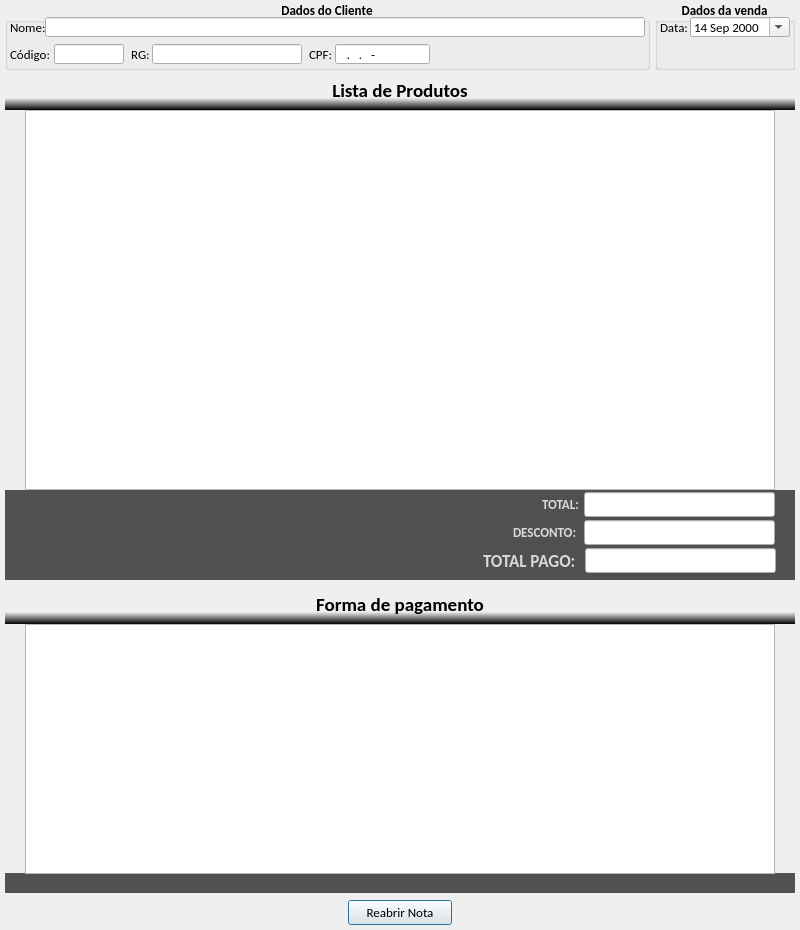
Above: loja/tela_nota_venda.ui from jmessias1725/sexloja before the change. Below: the same form after it.
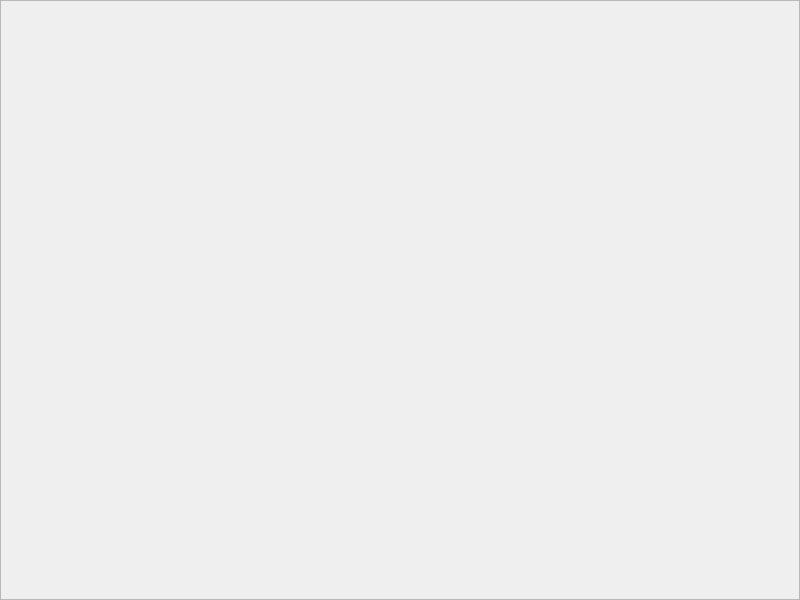
That is the form after the change. Icons and pictures are not drawn.

Diff of the .ui file:
```diff
--- a/loja/tela_nota_venda.ui
+++ b/loja/tela_nota_venda.ui
@@ -7,890 +7,34 @@
     <x>0</x>
     <y>0</y>
     <width>800</width>
-    <height>930</height>
+    <height>600</height>
    </rect>
   </property>
   <property name="windowTitle">
    <string>Nota de venda;</string>
   </property>
-  <widget class="QTableWidget" name="tw_lista_produtos">
+  <widget class="QScrollArea" name="scrollArea">
    <property name="geometry">
     <rect>
-     <x>25</x>
-     <y>110</y>
-     <width>750</width>
-     <height>380</height>
+     <x>0</x>
+     <y>0</y>
+     <width>800</width>
+     <height>600</height>
     </rect>
    </property>
-   <property name="font">
-    <font>
-     <family>Calibri</family>
-     <pointsize>9</pointsize>
-    </font>
-   </property>
-   <property name="alternatingRowColors">
-    <bool>true</bool>
-   </property>
-   <property name="rowCount">
-    <number>0</number>
-   </property>
-   <property name="columnCount">
-    <number>0</number>
-   </property>
-   <attribute name="horizontalHeaderDefaultSectionSize">
-    <number>360</number>
-   </attribute>
-   <attribute name="horizontalHeaderHighlightSections">
-    <bool>true</bool>
-   </attribute>
-   <attribute name="horizontalHeaderMinimumSectionSize">
-    <number>95</number>
-   </attribute>
-   <attribute name="horizontalHeaderStretchLastSection">
-    <bool>true</bool>
-   </attribute>
-   <attribute name="verticalHeaderVisible">
+   <property name="widgetResizable">
     <bool>false</bool>
-   </attribute>
-   <attribute name="verticalHeaderDefaultSectionSize">
-    <number>20</number>
-   </attribute>
-   <attribute name="verticalHeaderMinimumSectionSize">
-    <number>20</number>
-   </attribute>
-  </widget>
-  <widget class="QFrame" name="frame">
-   <property name="geometry">
-    <rect>
-     <x>5</x>
-     <y>490</y>
-     <width>790</width>
-     <height>90</height>
-    </rect>
    </property>
-   <property name="styleSheet">
-    <string notr="true">QFrame{
-	background-color: #505050;
-	border: none;
-}</string>
-   </property>
-   <property name="frameShape">
-    <enum>QFrame::StyledPanel</enum>
-   </property>
-   <property name="frameShadow">
-    <enum>QFrame::Raised</enum>
-   </property>
-   <widget class="QLineEdit" name="le_total">
+   <widget class="QWidget" name="scrollAreaWidgetContents_3">
     <property name="geometry">
      <rect>
-      <x>579</x>
-      <y>2</y>
-      <width>191</width>
-      <height>25</height>
+      <x>0</x>
+      <y>0</y>
+      <width>798</width>
+      <height>598</height>
      </rect>
     </property>
-    <property name="font">
-     <font>
-      <family>Calibri</family>
-      <pointsize>12</pointsize>
-      <weight>50</weight>
-      <bold>false</bold>
-     </font>
-    </property>
-    <property name="styleSheet">
-     <string notr="true"/>
-    </property>
-    <property name="text">
-     <string/>
-    </property>
-    <property name="alignment">
-     <set>Qt::AlignRight|Qt::AlignTrailing|Qt::AlignVCenter</set>
-    </property>
-    <property name="readOnly">
-     <bool>true</bool>
-    </property>
    </widget>
-   <widget class="QLabel" name="lb_total">
-    <property name="geometry">
-     <rect>
-      <x>537</x>
-      <y>2</y>
-      <width>40</width>
-      <height>25</height>
-     </rect>
-    </property>
-    <property name="font">
-     <font>
-      <family>Calibri</family>
-      <pointsize>10</pointsize>
-      <weight>75</weight>
-      <bold>true</bold>
-     </font>
-    </property>
-    <property name="styleSheet">
-     <string notr="true">color: rgb(217, 217, 217);</string>
-    </property>
-    <property name="text">
-     <string>TOTAL:</string>
-    </property>
-   </widget>
-   <widget class="QLineEdit" name="le_desconto">
-    <property name="geometry">
-     <rect>
-      <x>579</x>
-      <y>30</y>
-      <width>191</width>
-      <height>25</height>
-     </rect>
-    </property>
-    <property name="font">
-     <font>
-      <family>Calibri</family>
-      <pointsize>12</pointsize>
-      <weight>50</weight>
-      <bold>false</bold>
-     </font>
-    </property>
-    <property name="styleSheet">
-     <string notr="true">color: rgb(0, 0, 255);</string>
-    </property>
-    <property name="inputMask">
-     <string/>
-    </property>
-    <property name="text">
-     <string/>
-    </property>
-    <property name="alignment">
-     <set>Qt::AlignRight|Qt::AlignTrailing|Qt::AlignVCenter</set>
-    </property>
-    <property name="readOnly">
-     <bool>false</bool>
-    </property>
-   </widget>
-   <widget class="QLabel" name="lb_total_2">
-    <property name="geometry">
-     <rect>
-      <x>508</x>
-      <y>30</y>
-      <width>69</width>
-      <height>25</height>
-     </rect>
-    </property>
-    <property name="font">
-     <font>
-      <family>Calibri</family>
-      <pointsize>10</pointsize>
-      <weight>75</weight>
-      <bold>true</bold>
-     </font>
-    </property>
-    <property name="styleSheet">
-     <string notr="true">color: rgb(217, 217, 217);</string>
-    </property>
-    <property name="text">
-     <string>DESCONTO:</string>
-    </property>
-   </widget>
-   <widget class="QLabel" name="lb_total_3">
-    <property name="geometry">
-     <rect>
-      <x>478</x>
-      <y>58</y>
-      <width>99</width>
-      <height>25</height>
-     </rect>
-    </property>
-    <property name="font">
-     <font>
-      <family>Calibri</family>
-      <pointsize>13</pointsize>
-      <weight>75</weight>
-      <bold>true</bold>
-     </font>
-    </property>
-    <property name="styleSheet">
-     <string notr="true">color: rgb(217, 217, 217);</string>
-    </property>
-    <property name="text">
-     <string>TOTAL PAGO:</string>
-    </property>
-   </widget>
-   <widget class="QLineEdit" name="le_total_a_pagar">
-    <property name="geometry">
-     <rect>
-      <x>580</x>
-      <y>58</y>
-      <width>191</width>
-      <height>25</height>
-     </rect>
-    </property>
-    <property name="font">
-     <font>
-      <family>Calibri</family>
-      <pointsize>15</pointsize>
-      <weight>50</weight>
-      <bold>false</bold>
-     </font>
-    </property>
-    <property name="styleSheet">
-     <string notr="true">color: rgb(255, 0, 0);</string>
-    </property>
-    <property name="text">
-     <string/>
-    </property>
-    <property name="alignment">
-     <set>Qt::AlignRight|Qt::AlignTrailing|Qt::AlignVCenter</set>
-    </property>
-    <property name="readOnly">
-     <bool>true</bool>
-    </property>
-   </widget>
-  </widget>
-  <widget class="QGroupBox" name="gb_dados_venda">
-   <property name="geometry">
-    <rect>
-     <x>655</x>
-     <y>0</y>
-     <width>140</width>
-     <height>70</height>
-    </rect>
-   </property>
-   <property name="font">
-    <font>
-     <family>Calibri</family>
-     <pointsize>10</pointsize>
-     <weight>75</weight>
-     <bold>true</bold>
-    </font>
-   </property>
-   <property name="title">
-    <string>Dados da venda</string>
-   </property>
-   <property name="alignment">
-    <set>Qt::AlignCenter</set>
-   </property>
-   <widget class="QDateEdit" name="data">
-    <property name="geometry">
-     <rect>
-      <x>35</x>
-      <y>17</y>
-      <width>100</width>
-      <height>20</height>
-     </rect>
-    </property>
-    <property name="font">
-     <font>
-      <weight>50</weight>
-      <bold>false</bold>
-     </font>
-    </property>
-    <property name="frame">
-     <bool>true</bool>
-    </property>
-    <property name="alignment">
-     <set>Qt::AlignLeading|Qt::AlignLeft|Qt::AlignVCenter</set>
-    </property>
-    <property name="readOnly">
-     <bool>false</bool>
-    </property>
-    <property name="buttonSymbols">
-     <enum>QAbstractSpinBox::UpDownArrows</enum>
-    </property>
-    <property name="accelerated">
-     <bool>false</bool>
-    </property>
-    <property name="keyboardTracking">
-     <bool>true</bool>
-    </property>
-    <property name="maximumDateTime">
-     <datetime>
-      <hour>23</hour>
-      <minute>59</minute>
-      <second>59</second>
-      <year>3000</year>
-      <month>12</month>
-      <day>31</day>
-     </datetime>
-    </property>
-    <property name="minimumDateTime">
-     <datetime>
-      <hour>0</hour>
-      <minute>0</minute>
-      <second>0</second>
-      <year>2000</year>
-      <month>9</month>
-      <day>14</day>
-     </datetime>
-    </property>
-    <property name="calendarPopup">
-     <bool>true</bool>
-    </property>
-    <property name="timeSpec">
-     <enum>Qt::LocalTime</enum>
-    </property>
-   </widget>
-   <widget class="QLabel" name="lb_data">
-    <property name="geometry">
-     <rect>
-      <x>5</x>
-      <y>17</y>
-      <width>30</width>
-      <height>20</height>
-     </rect>
-    </property>
-    <property name="font">
-     <font>
-      <weight>50</weight>
-      <bold>false</bold>
-     </font>
-    </property>
-    <property name="text">
-     <string>Data:</string>
-    </property>
-   </widget>
-  </widget>
-  <widget class="QLabel" name="lb_lista_de_produtos">
-   <property name="geometry">
-    <rect>
-     <x>5</x>
-     <y>70</y>
-     <width>790</width>
-     <height>40</height>
-    </rect>
-   </property>
-   <property name="font">
-    <font>
-     <family>Calibri</family>
-     <pointsize>14</pointsize>
-     <weight>75</weight>
-     <bold>true</bold>
-    </font>
-   </property>
-   <property name="styleSheet">
-    <string notr="true">QFrame{	
-	background-color: qlineargradient(spread:pad, x1:1, y1:1, x2:1, y2:0, stop:0 rgba(0, 0, 0, 255), stop:0.3 rgba(255, 255, 255, 0));
-	border: none;
-	color:#000000
-}
-</string>
-   </property>
-   <property name="text">
-    <string>Lista de Produtos</string>
-   </property>
-   <property name="alignment">
-    <set>Qt::AlignCenter</set>
-   </property>
-  </widget>
-  <widget class="QFrame" name="frame_6">
-   <property name="geometry">
-    <rect>
-     <x>5</x>
-     <y>110</y>
-     <width>20</width>
-     <height>380</height>
-    </rect>
-   </property>
-   <property name="styleSheet">
-    <string notr="true">QFrame{
-	background-color: qlineargradient(x1:0, y1:1, x0:1, y0:0,
-                                       stop:0.3 #505050, stop:0.6 #000000);
-	border: none;
-}
-
-QToolButton{
-	color:#FFFFFF
-}</string>
-   </property>
-   <property name="frameShape">
-    <enum>QFrame::StyledPanel</enum>
-   </property>
-   <property name="frameShadow">
-    <enum>QFrame::Raised</enum>
-   </property>
-  </widget>
-  <widget class="QGroupBox" name="gb_dados_cliente">
-   <property name="geometry">
-    <rect>
-     <x>5</x>
-     <y>0</y>
-     <width>645</width>
-     <height>70</height>
-    </rect>
-   </property>
-   <property name="font">
-    <font>
-     <family>Calibri</family>
-     <pointsize>10</pointsize>
-     <weight>75</weight>
-     <bold>true</bold>
-     <strikeout>false</strikeout>
-     <kerning>false</kerning>
-    </font>
-   </property>
-   <property name="title">
-    <string>Dados do Cliente</string>
-   </property>
-   <property name="alignment">
-    <set>Qt::AlignCenter</set>
-   </property>
-   <widget class="QLineEdit" name="le_nome">
-    <property name="geometry">
-     <rect>
-      <x>40</x>
-      <y>17</y>
-      <width>600</width>
-      <height>20</height>
-     </rect>
-    </property>
-    <property name="sizePolicy">
-     <sizepolicy hsizetype="Fixed" vsizetype="Fixed">
-      <horstretch>0</horstretch>
-      <verstretch>0</verstretch>
-     </sizepolicy>
-    </property>
-    <property name="minimumSize">
-     <size>
-      <width>410</width>
-      <height>20</height>
-     </size>
-    </property>
-    <property name="font">
-     <font>
-      <family>Calibri</family>
-      <pointsize>10</pointsize>
-      <weight>50</weight>
-      <bold>false</bold>
-      <kerning>false</kerning>
-     </font>
-    </property>
-    <property name="text">
-     <string/>
-    </property>
-    <property name="maxLength">
-     <number>60</number>
-    </property>
-    <property name="readOnly">
-     <bool>true</bool>
-    </property>
-   </widget>
-   <widget class="QLineEdit" name="le_cpf">
-    <property name="geometry">
-     <rect>
-      <x>330</x>
-      <y>44</y>
-      <width>95</width>
-      <height>20</height>
-     </rect>
-    </property>
-    <property name="sizePolicy">
-     <sizepolicy hsizetype="Fixed" vsizetype="Fixed">
-      <horstretch>0</horstretch>
-      <verstretch>0</verstretch>
-     </sizepolicy>
-    </property>
-    <property name="minimumSize">
-     <size>
-      <width>95</width>
-      <height>20</height>
-     </size>
-    </property>
-    <property name="maximumSize">
-     <size>
-      <width>95</width>
-      <height>20</height>
-     </size>
-    </property>
-    <property name="font">
-     <font>
-      <family>Calibri</family>
-      <pointsize>10</pointsize>
-      <weight>50</weight>
-      <bold>false</bold>
-      <kerning>false</kerning>
-     </font>
-    </property>
-    <property name="inputMask">
-     <string>000.000.000-00; </string>
-    </property>
-    <property name="text">
-     <string>..-</string>
-    </property>
-    <property name="maxLength">
-     <number>14</number>
-    </property>
-    <property name="readOnly">
-     <bool>true</bool>
-    </property>
-   </widget>
-   <widget class="QLabel" name="lb_nome">
-    <property name="geometry">
-     <rect>
-      <x>5</x>
-      <y>17</y>
-      <width>35</width>
-      <height>20</height>
-     </rect>
-    </property>
-    <property name="maximumSize">
-     <size>
-      <width>40</width>
-      <height>20</height>
-     </size>
-    </property>
-    <property name="font">
-     <font>
-      <family>Calibri</family>
-      <pointsize>10</pointsize>
-      <weight>50</weight>
-      <bold>false</bold>
-      <kerning>false</kerning>
-     </font>
-    </property>
-    <property name="text">
-     <string>Nome:</string>
-    </property>
-   </widget>
-   <widget class="QLabel" name="lb_rg">
-    <property name="geometry">
-     <rect>
-      <x>126</x>
-      <y>44</y>
-      <width>20</width>
-      <height>20</height>
-     </rect>
-    </property>
-    <property name="font">
-     <font>
-      <family>Calibri</family>
-      <pointsize>10</pointsize>
-      <weight>50</weight>
-      <bold>false</bold>
-      <kerning>false</kerning>
-     </font>
-    </property>
-    <property name="text">
-     <string>RG:</string>
-    </property>
-   </widget>
-   <widget class="QLabel" name="lb_cpf">
-    <property name="geometry">
-     <rect>
-      <x>304</x>
-      <y>44</y>
-      <width>26</width>
-      <height>20</height>
-     </rect>
-    </property>
-    <property name="font">
-     <font>
-      <family>Calibri</family>
-      <pointsize>10</pointsize>
-      <weight>50</weight>
-      <bold>false</bold>
-      <kerning>false</kerning>
-     </font>
-    </property>
-    <property name="text">
-     <string>CPF:</string>
-    </property>
-   </widget>
-   <widget class="QLineEdit" name="le_rg">
-    <property name="geometry">
-     <rect>
-      <x>147</x>
-      <y>44</y>
-      <width>150</width>
-      <height>20</height>
-     </rect>
-    </property>
-    <property name="minimumSize">
-     <size>
-      <width>120</width>
-      <height>20</height>
-     </size>
-    </property>
-    <property name="maximumSize">
-     <size>
-      <width>200</width>
-      <height>20</height>
-     </size>
-    </property>
-    <property name="font">
-     <font>
-      <family>Calibri</family>
-      <pointsize>10</pointsize>
-      <weight>50</weight>
-      <bold>false</bold>
-      <kerning>false</kerning>
-     </font>
-    </property>
-    <property name="inputMask">
-     <string>00000000000000000000; </string>
-    </property>
-    <property name="text">
-     <string/>
-    </property>
-    <property name="maxLength">
-     <number>20</number>
-    </property>
-    <property name="cursorPosition">
-     <number>20</number>
-    </property>
-    <property name="readOnly">
-     <bool>true</bool>
-    </property>
-   </widget>
-   <widget class="QLineEdit" name="le_codigo">
-    <property name="geometry">
-     <rect>
-      <x>49</x>
-      <y>44</y>
-      <width>70</width>
-      <height>20</height>
-     </rect>
-    </property>
-    <property name="font">
-     <font>
-      <weight>50</weight>
-      <bold>false</bold>
-     </font>
-    </property>
-    <property name="inputMask">
-     <string>000000000; </string>
-    </property>
-    <property name="text">
-     <string/>
-    </property>
-    <property name="cursorPosition">
-     <number>9</number>
-    </property>
-    <property name="readOnly">
-     <bool>true</bool>
-    </property>
-   </widget>
-   <widget class="QLabel" name="lb_codigo">
-    <property name="geometry">
-     <rect>
-      <x>5</x>
-      <y>44</y>
-      <width>42</width>
-      <height>20</height>
-     </rect>
-    </property>
-    <property name="font">
-     <font>
-      <weight>50</weight>
-      <bold>false</bold>
-     </font>
-    </property>
-    <property name="text">
-     <string>Código:</string>
-    </property>
-   </widget>
-  </widget>
-  <widget class="QPushButton" name="btn_confirmar">
-   <property name="geometry">
-    <rect>
-     <x>348</x>
-     <y>900</y>
-     <width>104</width>
-     <height>25</height>
-    </rect>
-   </property>
-   <property name="font">
-    <font>
-     <family>Calibri</family>
-     <pointsize>10</pointsize>
-    </font>
-   </property>
-   <property name="text">
-    <string>Reabrir Nota</string>
-   </property>
-   <property name="icon">
-    <iconset resource="imagens.qrc">
-     <normaloff>:/img/img/abrir.png</normaloff>:/img/img/abrir.png</iconset>
-   </property>
-   <property name="iconSize">
-    <size>
-     <width>20</width>
-     <height>20</height>
-    </size>
-   </property>
-  </widget>
-  <widget class="QFrame" name="frame_3">
-   <property name="geometry">
-    <rect>
-     <x>775</x>
-     <y>110</y>
-     <width>20</width>
-     <height>380</height>
-    </rect>
-   </property>
-   <property name="styleSheet">
-    <string notr="true">QFrame{
-	background-color: qlineargradient(x1:0, y1:1, x0:1, y0:0,
-                                       stop:0.3 #505050, stop:0.6 #000000);
-	border: none;
-}
-</string>
-   </property>
-   <property name="frameShape">
-    <enum>QFrame::StyledPanel</enum>
-   </property>
-   <property name="frameShadow">
-    <enum>QFrame::Raised</enum>
-   </property>
-  </widget>
-  <widget class="QFrame" name="frame_4">
-   <property name="geometry">
-    <rect>
-     <x>775</x>
-     <y>624</y>
-     <width>20</width>
-     <height>250</height>
-    </rect>
-   </property>
-   <property name="styleSheet">
-    <string notr="true">QFrame{
-	background-color: qlineargradient(x1:0, y1:1, x0:1, y0:0,
-                                       stop:0.3 #505050, stop:0.6 #000000);
-	border: none;
-}
-</string>
-   </property>
-   <property name="frameShape">
-    <enum>QFrame::StyledPanel</enum>
-   </property>
-   <property name="frameShadow">
-    <enum>QFrame::Raised</enum>
-   </property>
-  </widget>
-  <widget class="QFrame" name="frame_5">
-   <property name="geometry">
-    <rect>
-     <x>5</x>
-     <y>624</y>
-     <width>20</width>
-     <height>250</height>
-    </rect>
-   </property>
-   <property name="styleSheet">
-    <string notr="true">QFrame{
-	background-color: qlineargradient(x1:0, y1:1, x0:1, y0:0,
-                                       stop:0.3 #505050, stop:0.6 #000000);
-	border: none;
-}
-
-QToolButton{
-	color:#FFFFFF
-}</string>
-   </property>
-   <property name="frameShape">
-    <enum>QFrame::StyledPanel</enum>
-   </property>
-   <property name="frameShadow">
-    <enum>QFrame::Raised</enum>
-   </property>
-  </widget>
-  <widget class="QFrame" name="frame_2">
-   <property name="geometry">
-    <rect>
-     <x>5</x>
-     <y>873</y>
-     <width>790</width>
-     <height>20</height>
-    </rect>
-   </property>
-   <property name="styleSheet">
-    <string notr="true">QFrame{
-	background-color: #505050;
-	border: none;
-}</string>
-   </property>
-   <property name="frameShape">
-    <enum>QFrame::StyledPanel</enum>
-   </property>
-   <property name="frameShadow">
-    <enum>QFrame::Raised</enum>
-   </property>
-  </widget>
-  <widget class="QTableWidget" name="tw_lista_pagamento">
-   <property name="geometry">
-    <rect>
-     <x>25</x>
-     <y>624</y>
-     <width>750</width>
-     <height>250</height>
-    </rect>
-   </property>
-   <property name="font">
-    <font>
-     <family>Calibri</family>
-     <pointsize>9</pointsize>
-    </font>
-   </property>
-   <property name="alternatingRowColors">
-    <bool>true</bool>
-   </property>
-   <property name="rowCount">
-    <number>0</number>
-   </property>
-   <property name="columnCount">
-    <number>0</number>
-   </property>
-   <attribute name="horizontalHeaderDefaultSectionSize">
-    <number>360</number>
-   </attribute>
-   <attribute name="horizontalHeaderHighlightSections">
-    <bool>true</bool>
-   </attribute>
-   <attribute name="horizontalHeaderMinimumSectionSize">
-    <number>95</number>
-   </attribute>
-   <attribute name="horizontalHeaderStretchLastSection">
-    <bool>true</bool>
-   </attribute>
-   <attribute name="verticalHeaderVisible">
-    <bool>false</bool>
-   </attribute>
-   <attribute name="verticalHeaderDefaultSectionSize">
-    <number>20</number>
-   </attribute>
-   <attribute name="verticalHeaderMinimumSectionSize">
-    <number>20</number>
-   </attribute>
-  </widget>
-  <widget class="QLabel" name="lb_forma_pagamento">
-   <property name="geometry">
-    <rect>
-     <x>5</x>
-     <y>584</y>
-     <width>790</width>
-     <height>40</height>
-    </rect>
-   </property>
-   <property name="font">
-    <font>
-     <family>Calibri</family>
-     <pointsize>14</pointsize>
-     <weight>75</weight>
-     <bold>true</bold>
-    </font>
-   </property>
-   <property name="styleSheet">
-    <string notr="true">QFrame{	
-	background-color: qlineargradient(spread:pad, x1:1, y1:1, x2:1, y2:0, stop:0 rgba(0, 0, 0, 255), stop:0.3 rgba(255, 255, 255, 0));
-	border: none;
-	color:#000000
-}
-</string>
-   </property>
-   <property name="text">
-    <string>Forma de pagamento</string>
-   </property>
-   <property name="alignment">
-    <set>Qt::AlignCenter</set>
-   </property>
   </widget>
  </widget>
  <resources>
```
Left out of the diff: 4 changed lines with no effect on the pictures.
